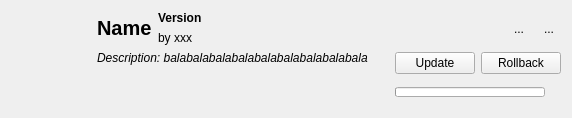
Above: src/ui/localmoditemwidget.ui from kaniol-lck/modmanager before the change. Below: the same form after it.
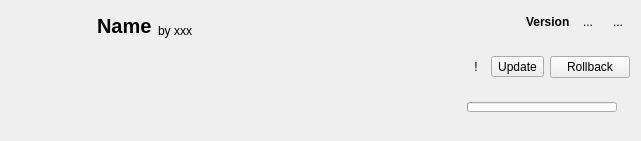
That is the form after the change. Icons and pictures are not drawn.

Patch:
```diff
--- a/src/ui/localmoditemwidget.ui
+++ b/src/ui/localmoditemwidget.ui
@@ -6,86 +6,81 @@
    <rect>
     <x>0</x>
     <y>0</y>
-    <width>572</width>
-    <height>118</height>
+    <width>641</width>
+    <height>141</height>
    </rect>
   </property>
   <property name="windowTitle">
    <string>Form</string>
   </property>
-  <layout class="QGridLayout" name="gridLayout_2">
-   <item row="1" column="2">
-    <widget class="QLabel" name="modAuthors">
-     <property name="sizePolicy">
-      <sizepolicy hsizetype="Expanding" vsizetype="Preferred">
-       <horstretch>0</horstretch>
-       <verstretch>0</verstretch>
-      </sizepolicy>
-     </property>
-     <property name="font">
-      <font>
-       <pointsize>9</pointsize>
-      </font>
-     </property>
-     <property name="text">
-      <string>by xxx</string>
-     </property>
-     <property name="alignment">
-      <set>Qt::AlignBottom|Qt::AlignLeading|Qt::AlignLeft</set>
-     </property>
-    </widget>
-   </item>
+  <layout class="QGridLayout" name="gridLayout">
    <item row="0" column="1" rowspan="2">
-    <widget class="QLabel" name="modName">
-     <property name="sizePolicy">
-      <sizepolicy hsizetype="Minimum" vsizetype="Minimum">
-       <horstretch>0</horstretch>
-       <verstretch>0</verstretch>
-      </sizepolicy>
-     </property>
-     <property name="font">
-      <font>
-       <pointsize>15</pointsize>
-       <weight>75</weight>
-       <bold>true</bold>
-      </font>
-     </property>
-     <property name="text">
-      <string>Name</string>
-     </property>
-    </widget>
+    <layout class="QHBoxLayout" name="horizontalLayout_3">
+     <item>
+      <widget class="QLabel" name="modName">
+       <property name="sizePolicy">
+        <sizepolicy hsizetype="Minimum" vsizetype="Minimum">
+         <horstretch>0</horstretch>
+         <verstretch>0</verstretch>
+        </sizepolicy>
+       </property>
+       <property name="font">
+        <font>
+         <pointsize>15</pointsize>
+         <weight>75</weight>
+         <bold>true</bold>
+        </font>
+       </property>
+       <property name="text">
+        <string>Name</string>
+       </property>
+       <property name="alignment">
+        <set>Qt::AlignBottom|Qt::AlignLeading|Qt::AlignLeft</set>
+       </property>
+      </widget>
+     </item>
+     <item>
+      <widget class="QLabel" name="modAuthors">
+       <property name="sizePolicy">
+        <sizepolicy hsizetype="Expanding" vsizetype="Preferred">
+         <horstretch>0</horstretch>
+         <verstretch>0</verstretch>
+        </sizepolicy>
+       </property>
+       <property name="font">
+        <font>
+         <pointsize>9</pointsize>
+        </font>
+       </property>
+       <property name="text">
+        <string>by xxx</string>
+       </property>
+       <property name="alignment">
+        <set>Qt::AlignBottom|Qt::AlignLeading|Qt::AlignLeft</set>
+       </property>
+      </widget>
+     </item>
+    </layout>
    </item>
-   <item row="0" column="0" rowspan="3">
-    <widget class="QLabel" name="modIcon">
-     <property name="sizePolicy">
-      <sizepolicy hsizetype="Fixed" vsizetype="Fixed">
-       <horstretch>0</horstretch>
-       <verstretch>0</verstretch>
-      </sizepolicy>
-     </property>
-     <property name="minimumSize">
-      <size>
-       <width>80</width>
-       <height>80</height>
-      </size>
-     </property>
-     <property name="maximumSize">
-      <size>
-       <width>80</width>
-       <height>80</height>
-      </size>
-     </property>
-     <property name="text">
-      <string/>
-     </property>
-    </widget>
-   </item>
-   <item row="0" column="3" rowspan="3">
-    <layout class="QGridLayout" name="gridLayout">
-     <item row="1" column="0" colspan="3">
+   <item row="1" column="4" rowspan="2">
+    <layout class="QVBoxLayout" name="verticalLayout">
+     <item>
       <layout class="QHBoxLayout" name="horizontalLayout">
        <item>
-        <widget class="QPushButton" name="updateButton">
+        <widget class="QToolButton" name="warningButton">
+         <property name="text">
+          <string>!</string>
+         </property>
+         <property name="icon">
+          <iconset theme="emblem-warning"/>
+         </property>
+         <property name="autoRaise">
+          <bool>true</bool>
+         </property>
+        </widget>
+       </item>
+       <item>
+        <widget class="QToolButton" name="updateButton">
          <property name="enabled">
           <bool>true</bool>
          </property>
@@ -96,6 +91,9 @@
           <iconset theme="update-none">
            <normaloff>.</normaloff>.</iconset>
          </property>
+         <property name="toolButtonStyle">
+          <enum>Qt::ToolButtonTextBesideIcon</enum>
+         </property>
         </widget>
        </item>
        <item>
@@ -110,49 +108,13 @@
        </item>
       </layout>
      </item>
-     <item row="0" column="1">
-      <widget class="QToolButton" name="curseforgeButton">
-       <property name="sizePolicy">
-        <sizepolicy hsizetype="Fixed" vsizetype="Fixed">
-         <horstretch>0</horstretch>
-         <verstretch>0</verstretch>
-        </sizepolicy>
-       </property>
-       <property name="text">
-        <string>...</string>
-       </property>
-       <property name="icon">
-        <iconset resource="../images/image.qrc">
-         <normaloff>:/image/curseforge.svg</normaloff>:/image/curseforge.svg</iconset>
-       </property>
-       <property name="autoRaise">
-        <bool>true</bool>
-       </property>
-      </widget>
-     </item>
-     <item row="0" column="0">
-      <spacer name="horizontalSpacer">
-       <property name="orientation">
-        <enum>Qt::Horizontal</enum>
-       </property>
-       <property name="sizeType">
-        <enum>QSizePolicy::Preferred</enum>
-       </property>
-       <property name="sizeHint" stdset="0">
-        <size>
-         <width>40</width>
-         <height>20</height>
-        </size>
-       </property>
-      </spacer>
-     </item>
-     <item row="2" column="0" colspan="3">
+     <item>
       <widget class="QProgressBar" name="updateProgress">
        <property name="enabled">
         <bool>true</bool>
        </property>
        <property name="sizePolicy">
-        <sizepolicy hsizetype="Fixed" vsizetype="Fixed">
+        <sizepolicy hsizetype="Preferred" vsizetype="Fixed">
          <horstretch>0</horstretch>
          <verstretch>0</verstretch>
         </sizepolicy>
@@ -183,7 +145,95 @@
        </property>
       </widget>
      </item>
-     <item row="0" column="2">
+    </layout>
+   </item>
+   <item row="0" column="0" rowspan="3">
+    <widget class="QLabel" name="modIcon">
+     <property name="sizePolicy">
+      <sizepolicy hsizetype="Fixed" vsizetype="Fixed">
+       <horstretch>0</horstretch>
+       <verstretch>0</verstretch>
+      </sizepolicy>
+     </property>
+     <property name="minimumSize">
+      <size>
+       <width>80</width>
+       <height>80</height>
+      </size>
+     </property>
+     <property name="maximumSize">
+      <size>
+       <width>80</width>
+       <height>80</height>
+      </size>
+     </property>
+     <property name="text">
+      <string/>
+     </property>
+    </widget>
+   </item>
+   <item row="0" column="2" colspan="3">
+    <layout class="QHBoxLayout" name="horizontalLayout_2">
+     <item>
+      <spacer name="horizontalSpacer">
+       <property name="orientation">
+        <enum>Qt::Horizontal</enum>
+       </property>
+       <property name="sizeType">
+        <enum>QSizePolicy::Expanding</enum>
+       </property>
+       <property name="sizeHint" stdset="0">
+        <size>
+         <width>40</width>
+         <height>20</height>
+        </size>
+       </property>
+      </spacer>
+     </item>
+     <item>
+      <widget class="QLabel" name="modVersion">
+       <property name="sizePolicy">
+        <sizepolicy hsizetype="Preferred" vsizetype="Preferred">
+         <horstretch>0</horstretch>
+         <verstretch>0</verstretch>
+        </sizepolicy>
+       </property>
+       <property name="font">
+        <font>
+         <pointsize>9</pointsize>
+         <weight>75</weight>
+         <bold>true</bold>
+        </font>
+       </property>
+       <property name="text">
+        <string>Version</string>
+       </property>
+       <property name="alignment">
+        <set>Qt::AlignLeading|Qt::AlignLeft|Qt::AlignVCenter</set>
+       </property>
+      </widget>
+     </item>
+     <item>
+      <widget class="QToolButton" name="curseforgeButton">
+       <property name="sizePolicy">
+        <sizepolicy hsizetype="Fixed" vsizetype="Fixed">
+         <horstretch>0</horstretch>
+         <verstretch>0</verstretch>
+        </sizepolicy>
+       </property>
+       <property name="text">
+        <string>...</string>
+       </property>
+       <property name="icon">
+        <iconset resource="../images/image.qrc">
+         <normaloff>:/image/curseforge.svg</normaloff>:/image/curseforge.svg</iconset>
+       </property>
+       <property name="autoRaise">
+        <bool>true</bool>
+       </property>
+      </widget>
+     </item>
+     <item>
       <widget class="QToolButton" name="modrinthButton">
        <property name="sizePolicy">
         <sizepolicy hsizetype="Fixed" vsizetype="Fixed">
@@ -205,50 +255,38 @@
      </item>
     </layout>
    </item>
-   <item row="2" column="1" colspan="2">
-    <widget class="QLabel" name="modDescription">
+   <item row="1" column="3">
+    <spacer name="horizontalSpacer_2">
+     <property name="orientation">
+      <enum>Qt::Horizontal</enum>
+     </property>
+     <property name="sizeHint" stdset="0">
+      <size>
+       <width>40</width>
+       <height>0</height>
+      </size>
+     </property>
+    </spacer>
+   </item>
+   <item row="2" column="1" colspan="3">
+    <widget class="QTextBrowser" name="modDescription">
      <property name="sizePolicy">
       <sizepolicy hsizetype="Expanding" vsizetype="Expanding">
        <horstretch>0</horstretch>
        <verstretch>0</verstretch>
       </sizepolicy>
      </property>
-     <property name="font">
-      <font>
-       <italic>true</italic>
-      </font>
+     <property name="styleSheet">
+      <string notr="true">background-color: transparent;</string>
      </property>
-     <property name="text">
-      <string>Description: balabalabalabalabalabalabalabalabala</string>
+     <property name="frameShape">
+      <enum>QFrame::NoFrame</enum>
      </property>
-     <property name="alignment">
-      <set>Qt::AlignLeading|Qt::AlignLeft|Qt::AlignTop</set>
+     <property name="verticalScrollBarPolicy">
+      <enum>Qt::ScrollBarAlwaysOff</enum>
      </property>
-     <property name="wordWrap">
-      <bool>true</bool>
-     </property>
-    </widget>
-   </item>
-   <item row="0" column="2">
-    <widget class="QLabel" name="modVersion">
-     <property name="sizePolicy">
-      <sizepolicy hsizetype="Preferred" vsizetype="Preferred">
-       <horstretch>0</horstretch>
-       <verstretch>0</verstretch>
-      </sizepolicy>
-     </property>
-     <property name="font">
-      <font>
-       <pointsize>9</pointsize>
-       <weight>75</weight>
-       <bold>true</bold>
-      </font>
-     </property>
-     <property name="text">
-      <string>Version</string>
-     </property>
-     <property name="alignment">
-      <set>Qt::AlignLeading|Qt::AlignLeft|Qt::AlignVCenter</set>
+     <property name="textInteractionFlags">
+      <set>Qt::NoTextInteraction</set>
      </property>
     </widget>
    </item>
```
Left out of the diff: 3 changed lines with no effect on the pictures.
